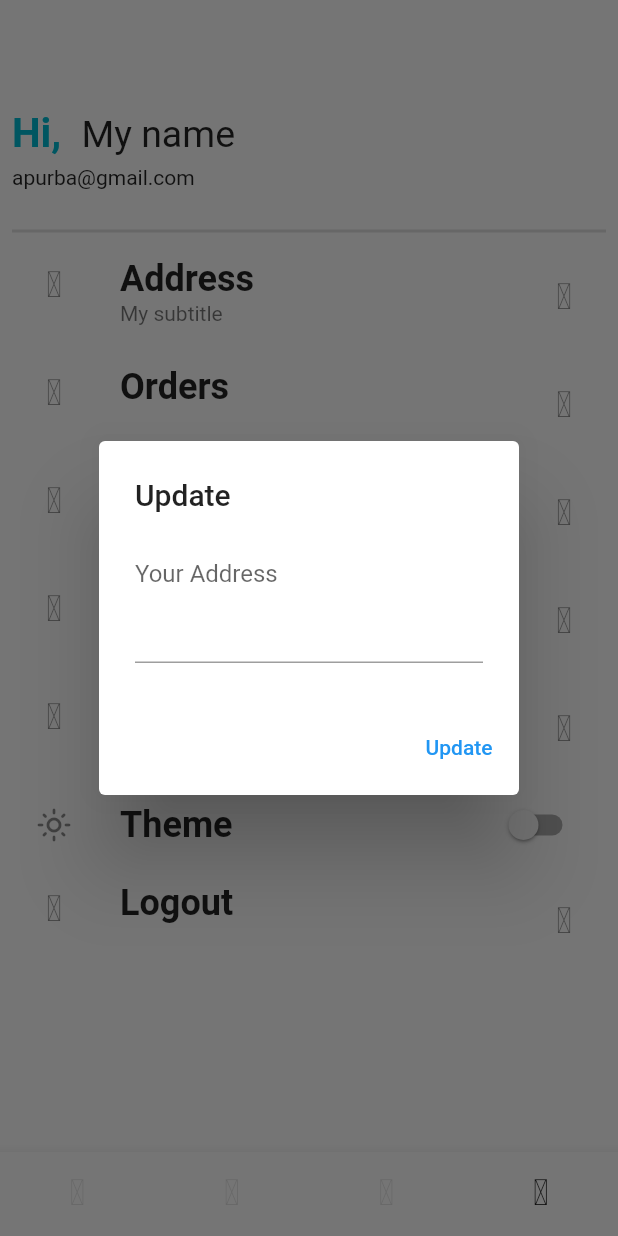
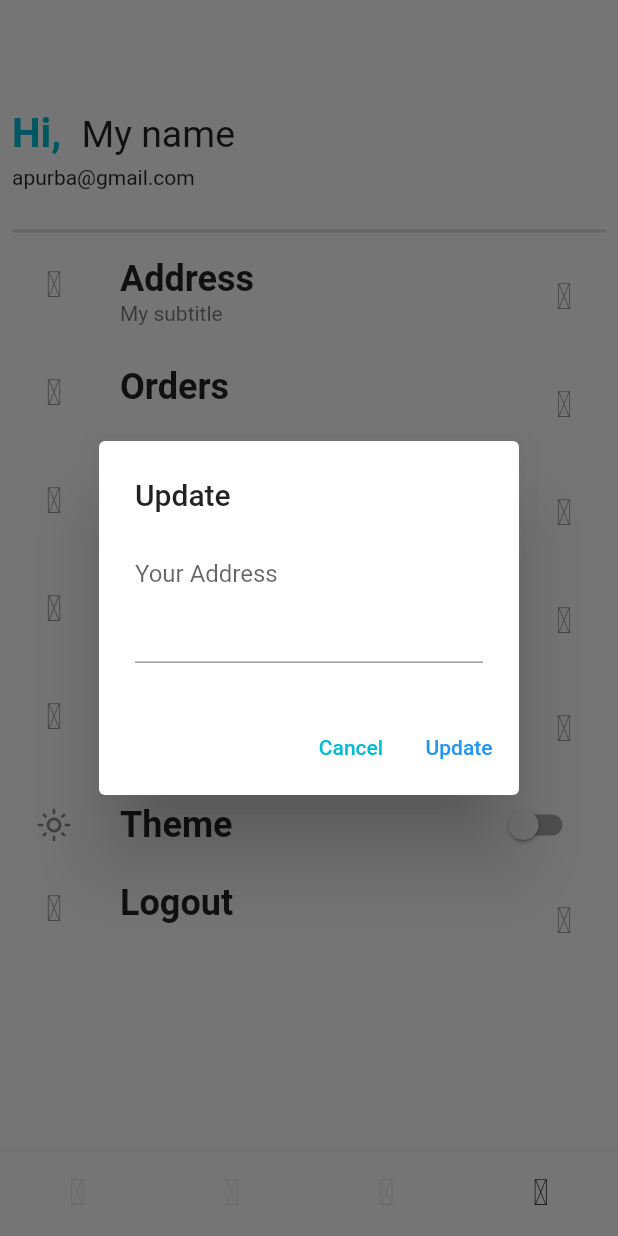
Before and after one commit to apurba667/grosaryapp, a Flutter app: the screen it shows after launch, item 4 of the bottom bar chosen, after a tap on "Address", on a phone screen of 412 x 824 dp. Run offline on Flutter 3.47's test engine with Material 2 defaults, Android fonts, the phone set to English and light mode, and no system bars; our stand-ins replace card_swiper, fancy_shimmer_image, flutter_iconly, shared_preferences.

Commit message:
home screen done

```diff
--- a/lib/screens/bottom_bar_screen.dart
+++ b/lib/screens/bottom_bar_screen.dart
@@ -18,7 +18,7 @@ class _BottomBarScreenState extends State<BottomBarScreen> {
   int _selectedIndex = 0;
   final List<Map<String, dynamic>> _pages=[
     {'page': const HomePage(), 'title': "Home Screen"},
-    {'page': const CategoriesScreen(), 'title': "Categories Screen"},
+    {'page':  CategoriesScreen(), 'title': "Categories Screen"},
     {'page': const CartScreen(), 'title': "Cart Screen"},
     {'page': const UserScreen(), 'title': "User Screen"},
 
--- a/lib/screens/home_page.dart
+++ b/lib/screens/home_page.dart
@@ -1,5 +1,11 @@
+import 'package:card_swiper/card_swiper.dart';
 import 'package:flutter/material.dart';
+import 'package:flutter_iconly/flutter_iconly.dart';
+import 'package:grosaryapp/servises/utils.dart';
+import 'package:grosaryapp/widgets/feed_items.dart';
+import 'package:grosaryapp/widgets/on_sele_widget.dart';
 import 'package:shared_preferences/shared_preferences.dart';
+
 class HomePage extends StatefulWidget {
   const HomePage({Key? key}) : super(key: key);
 
@@ -11,10 +17,118 @@ class _HomePageState extends State<HomePage> {
   @override
   Widget build(BuildContext context) {
     SharedPreferences.setMockInitialValues({});
-
-    return  Scaffold(
-      body: Center(
-       ),
+    final List<String> _offerImages = [
+      'lib/assets/images/offers/offers1.png',
+      'lib/assets/images/offers/offers2.png',
+      'lib/assets/images/offers/offers3.png',
+      'lib/assets/images/offers/offres4.png',
+      'lib/assets/images/offers/offers2.png'
+    ];
+    Size size = Utils(context).getScreenSize;
+    final Color color = Utils(context).color;
+    final Utils utils = Utils(context);
+    final themeData = utils.getTheme;
+    return Scaffold(
+      body: SingleChildScrollView(
+        child: Column(
+          children: [
+            SizedBox(
+              height: size.height * 0.33,
+              child: Swiper(
+                itemBuilder: (BuildContext context, int index) {
+                  return Image.asset(
+                    _offerImages[index],
+                    fit: BoxFit.fill,
+                  );
+                },
+                autoplay: true,
+                itemCount: _offerImages.length,
+                pagination: SwiperPagination(
+                    alignment: Alignment.bottomCenter,
+                    builder: DotSwiperPaginationBuilder(
+                        color: Colors.white, activeColor: Colors.red)),
+                // control: SwiperControl(color: Colors.green),
+              ),
+            ),
+            TextButton(
+                onPressed: () {},
+                child: Text(
+                  "View All",
+                  style: TextStyle(fontSize: 20),
+                )),
+            Row(
+              children: [
+                RotatedBox(
+                  quarterTurns: -1,
+                  child: Row(
+                    children: [
+                      Text(
+                        "On sele".toUpperCase(),
+                        style: TextStyle(
+                            color: Colors.red,
+                            fontSize: 22,
+                            fontWeight: FontWeight.bold),
+                      ),
+                      Icon(
+                        IconlyLight.discount,
+                        color: Colors.red,
+                      )
+                    ],
+                  ),
+                ),
+                SizedBox(
+                  width: 5,
+                ),
+                Flexible(
+                  child: Container(
+                    height: size.height * 0.24,
+                    child: Padding(
+                      padding: const EdgeInsets.all(8.0),
+                      child: ListView.builder(
+                          itemCount: 10,
+                          scrollDirection: Axis.horizontal,
+                          itemBuilder: (context, index) {
+                            return OnSeleWidget();
+                          }),
+                    ),
+                  ),
+                ),
+              ],
+            ),
+            SizedBox(
+              height: 10,
+            ),
+            Padding(
+              padding: const EdgeInsets.all(8.0),
+              child: Row(
+                children: [
+                  Text(
+                    "Our Products",
+                    style: TextStyle(
+                        fontSize: 22, color: color, fontWeight: FontWeight.bold),
+                  ),
+                  Spacer(),
+                  TextButton(
+                      onPressed: () {},
+                      child: Text(
+                        "Browse All",
+                        style: TextStyle(fontSize: 20),
+                      )),
+                ],
+              ),
+            ),
+            GridView.count(
+              shrinkWrap: true,
+              physics: NeverScrollableScrollPhysics(),
+              crossAxisCount: 2,
+              childAspectRatio: size.width / (size.height * 0.58),
+              children: List.generate(4, (index) {
+                return FeedsWidget();
+              }),
+            )
+          ],
+        ),
+      ),
     );
   }
 }
--- a/lib/screens/user_screen.dart
+++ b/lib/screens/user_screen.dart
@@ -44,6 +44,10 @@ class _UserScreenState extends State<UserScreen> {
                 InputDecoration(hintText: "Your Address"),
               ),
               actions: [
+                TextButton(
+                    onPressed: () {
+                      Navigator.of(context).pop();
+                    }, child: Text("Cancel",style: TextStyle(color: Colors.cyan),)),
                 TextButton(
                     onPressed: () {}, child: Text("Update"))
               ],
--- /dev/null
+++ b/lib/widgets/feed_items.dart
@@ -0,0 +1,148 @@
+import 'package:fancy_shimmer_image/fancy_shimmer_image.dart';
+import 'package:flutter/material.dart';
+import 'package:flutter/services.dart';
+import 'package:grosaryapp/servises/utils.dart';
+import 'package:grosaryapp/widgets/heart_btn_widget.dart';
+import 'package:grosaryapp/widgets/price_widget.dart';
+
+class FeedsWidget extends StatefulWidget {
+  const FeedsWidget({Key? key}) : super(key: key);
+
+  @override
+  State<FeedsWidget> createState() => _FeedsWidgetState();
+}
+
+class _FeedsWidgetState extends State<FeedsWidget> {
+  TextEditingController _quantityController = TextEditingController();
+
+  @override
+  void initState() {
+    _quantityController.text = "1";
+    // TODO: implement initState
+    super.initState();
+  }
+
+  @override
+  void dispose() {
+    _quantityController.dispose();
+    // TODO: implement dispose
+    super.dispose();
+  }
+
+  @override
+  Widget build(BuildContext context) {
+    Size size = Utils(context).getScreenSize;
+    final Color color = Utils(context).color;
+    return Padding(
+      padding: const EdgeInsets.all(8.0),
+      child: Material(
+        borderRadius: BorderRadius.circular(12),
+        color: Theme.of(context).cardColor,
+        child: InkWell(
+          onTap: () {},
+          borderRadius: BorderRadius.circular(12),
+          child: Column(
+            children: [
+              FancyShimmerImage(
+                imageUrl:
+                    "https://upload.wikimedia.org/wikipedia/commons/thumb/d/d7/Granny_smith_and_cross_section.jpg/800px-Granny_smith_and_cross_section.jpg",
+                height: size.width * 0.18,
+                width: size.width * 0.2,
+                boxFit: BoxFit.fill,
+              ),
+              Padding(
+                padding: const EdgeInsets.all(8.0),
+                child: Row(
+                  mainAxisAlignment: MainAxisAlignment.spaceBetween,
+                  children: [
+                    Text(
+                      "Title",
+                      style: TextStyle(
+                          color: color,
+                          fontWeight: FontWeight.bold,
+                          fontSize: 20),
+                    ),
+                    HeartBtnWidget()
+                  ],
+                ),
+              ),
+              Padding(
+                padding: const EdgeInsets.all(8.0),
+                child: Row(
+                  mainAxisAlignment: MainAxisAlignment.spaceBetween,
+                  children: [
+                    PriceWidget(),
+                    SizedBox(
+                      width: 5,
+                    ),
+                    Flexible(
+                      child: Row(
+                        children: [
+                          FittedBox(
+                              child: Text(
+                            "KG",
+                            style: TextStyle(
+                                color: color,
+                                fontSize: 18,
+                                fontWeight: FontWeight.bold),
+                          )),
+                          SizedBox(
+                            width: 5,
+                          ),
+                          Flexible(
+                              child: TextFormField(
+                            controller: _quantityController,
+                            key: ValueKey("10\$"),
+                            style: TextStyle(color: color, fontSize: 18),
+                            keyboardType: TextInputType.number,
+                            maxLines: 1,
+                            textAlign: TextAlign.center,
+                            cursorColor: Colors.green,
+
+                            inputFormatters: [
+                              FilteringTextInputFormatter.allow(
+                                  RegExp("[0-9.]")),
+                            ],
+                                onChanged: (value){
+                              setState(() {
+                                if(value.isEmpty){
+                                  _quantityController.text="1";
+                                }
+                                else{
+
+                                }
+                              });
+                                },
+                                onSaved: (value){},
+                          ))
+                        ],
+                      ),
+                    )
+                  ],
+                ),
+              ),
+              Spacer(),
+              SizedBox(
+                width: double.infinity,
+                child: TextButton(
+                  onPressed: () {},
+                  child: Text("Add to Cart",
+                      style: TextStyle(fontSize: 20, color: color)),
+                  style: ButtonStyle(
+                      backgroundColor:
+                          MaterialStateProperty.all(Theme.of(context).cardColor),
+                      tapTargetSize: MaterialTapTargetSize.shrinkWrap,
+                      shape: MaterialStateProperty.all<RoundedRectangleBorder>(
+                          RoundedRectangleBorder(
+                              borderRadius: BorderRadius.only(
+                                  bottomLeft: Radius.circular(12),
+                                  bottomRight: Radius.circular(12))))),
+                ),
+              )
+            ],
+          ),
+        ),
+      ),
+    );
+  }
+}
--- /dev/null
+++ b/lib/widgets/heart_btn_widget.dart
@@ -0,0 +1,20 @@
+import 'package:flutter/material.dart';
+import 'package:flutter_iconly/flutter_iconly.dart';
+import 'package:grosaryapp/servises/utils.dart';
+
+class HeartBtnWidget extends StatelessWidget {
+  const HeartBtnWidget({Key? key}) : super(key: key);
+
+  @override
+  Widget build(BuildContext context) {
+    final Color color = Utils(context).color;
+    return   GestureDetector(
+      onTap: () {},
+      child: Icon(
+        IconlyLight.heart,
+        size: 22,
+        color: color,
+      ),
+    );
+  }
+}
--- /dev/null
+++ b/lib/widgets/on_sele_widget.dart
@@ -0,0 +1,90 @@
+import 'package:fancy_shimmer_image/fancy_shimmer_image.dart';
+import 'package:flutter/material.dart';
+import 'package:flutter_iconly/flutter_iconly.dart';
+import 'package:grosaryapp/servises/utils.dart';
+import 'package:grosaryapp/widgets/price_widget.dart';
+
+class OnSeleWidget extends StatefulWidget {
+  const OnSeleWidget({Key? key}) : super(key: key);
+
+  @override
+  State<OnSeleWidget> createState() => _OnSeleWidgetState();
+}
+
+class _OnSeleWidgetState extends State<OnSeleWidget> {
+  @override
+  Widget build(BuildContext context) {
+    final Color color = Utils(context).color;
+    final theme = Utils(context).getTheme;
+    Size size = Utils(context).getScreenSize;
+    return Material(
+      color: Theme.of(context).cardColor.withOpacity(0.9),
+      borderRadius: BorderRadius.circular(12),
+      child: InkWell(
+        borderRadius: BorderRadius.circular(12),
+        onTap: () {},
+        child: Padding(
+          padding: const EdgeInsets.all(8.0),
+          child: Column(
+            crossAxisAlignment: CrossAxisAlignment.start,
+            mainAxisAlignment: MainAxisAlignment.start,
+            children: [
+              Row(
+                crossAxisAlignment: CrossAxisAlignment.start,
+                children: [
+                  FancyShimmerImage(
+                    imageUrl:
+                        "https://upload.wikimedia.org/wikipedia/commons/thumb/d/d7/Granny_smith_and_cross_section.jpg/800px-Granny_smith_and_cross_section.jpg",
+                    height: size.width * 0.22,
+                    width: size.width*0.22,
+                    boxFit: BoxFit.fill,
+                  ),
+                  Column(
+                    children: [
+                      Text("1kG",
+                          style: TextStyle(
+                              color: color,
+                              fontSize: 22,
+                              fontWeight: FontWeight.bold)),
+                      SizedBox(
+                        height: 6,
+                      ),
+                      Row(
+                        children: [
+                          GestureDetector(
+                            onTap: () {},
+                            child: Icon(
+                              IconlyLight.bag2,
+                              size: 22,
+                            ),
+                          ),
+                          GestureDetector(
+                            onTap: () {},
+                            child: Icon(
+                              IconlyLight.heart,
+                              size: 22,
+                              color: color,
+                            ),
+                          )
+                        ],
+                      )
+                    ],
+                  )
+                ],
+              ),
+              PriceWidget(),
+              SizedBox(
+                height: 5,
+              ),
+              Text(
+                "Product Title ",
+                style: TextStyle(
+                    color: color, fontSize: 16, fontWeight: FontWeight.bold),
+              )
+            ],
+          ),
+        ),
+      ),
+    );
+  }
+}
--- /dev/null
+++ b/lib/widgets/price_widget.dart
@@ -0,0 +1,24 @@
+import 'package:flutter/cupertino.dart';
+import 'package:flutter/material.dart';
+import 'package:grosaryapp/servises/utils.dart';
+
+class PriceWidget extends StatelessWidget {
+  const PriceWidget({Key? key}) : super(key: key);
+
+  @override
+  Widget build(BuildContext context) {
+    final Color color = Utils(context).color;
+    return FittedBox(
+      child: Row(
+        children: [
+          Text(
+            "1.59\$",
+            style: TextStyle(color: Colors.green, fontSize: 22),
+          ),
+          SizedBox(width: 6,),
+          Text("2.50\$",style: TextStyle(fontSize: 15,color: color,decoration: TextDecoration.lineThrough),)
+        ],
+      ),
+    );
+  }
+}
--- a/pubspec.yaml
+++ b/pubspec.yaml
@@ -38,6 +38,8 @@ dependencies:
   shared_preferences: ^2.0.17
   provider: ^6.0.5
   flutter_iconly: ^1.0.2
+  card_swiper: ^2.0.4
+  fancy_shimmer_image: ^2.0.2
 
 dev_dependencies:
   flutter_test:
@@ -64,6 +66,8 @@ flutter:
   # To add assets to your application, add an assets section, like this:
   assets:
      - lib/assets/images/
+     - lib/assets/images/categories/
+     - lib/assets/images/offers/
 
   # An image asset can refer to one or more resolution-specific "variants", see
   # https://flutter.dev/assets-and-images/#resolution-aware
```
Also changed, not shown: lib/screens/categoris_screen.dart (+43 -3 lines), lib/servises/utils.dart (added, +13 -0 lines), lib/widgets/categories_widget.dart (added, +60 -0 lines), lib/assets/images/categories/grains.png (added), lib/assets/images/categories/nuts.png (added), lib/assets/images/categories/spinach.png (added), lib/assets/images/categories/veg.png (added), lib/assets/images/offers/offers1.png (added), lib/assets/images/offers/offers2.png (added), lib/assets/images/offers/offers3.png (added), lib/assets/images/offers/offres4.png (added), pubspec.lock, 2 other files.
